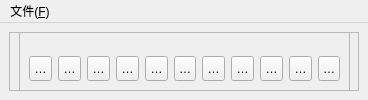
Above: src/Tengu.ui from to1dev/tengu before the change. Below: the same form after it.
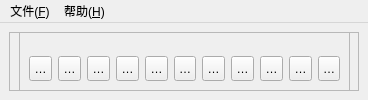
That is the form after the change. Icons and pictures are not drawn.

Diff of the .ui file:
```diff
--- a/src/Tengu.ui
+++ b/src/Tengu.ui
@@ -284,7 +284,14 @@
     <addaction name="actionOpen"/>
     <addaction name="actionReboot"/>
    </widget>
+   <widget class="QMenu" name="menu_H">
+    <property name="title">
+     <string>帮助(&amp;H)</string>
+    </property>
+    <addaction name="actionAbout"/>
+   </widget>
    <addaction name="menu_File"/>
+   <addaction name="menu_H"/>
   </widget>
   <action name="actionOpen">
    <property name="text">
```
Left out of the diff: 8 changed lines with no effect on the pictures.
